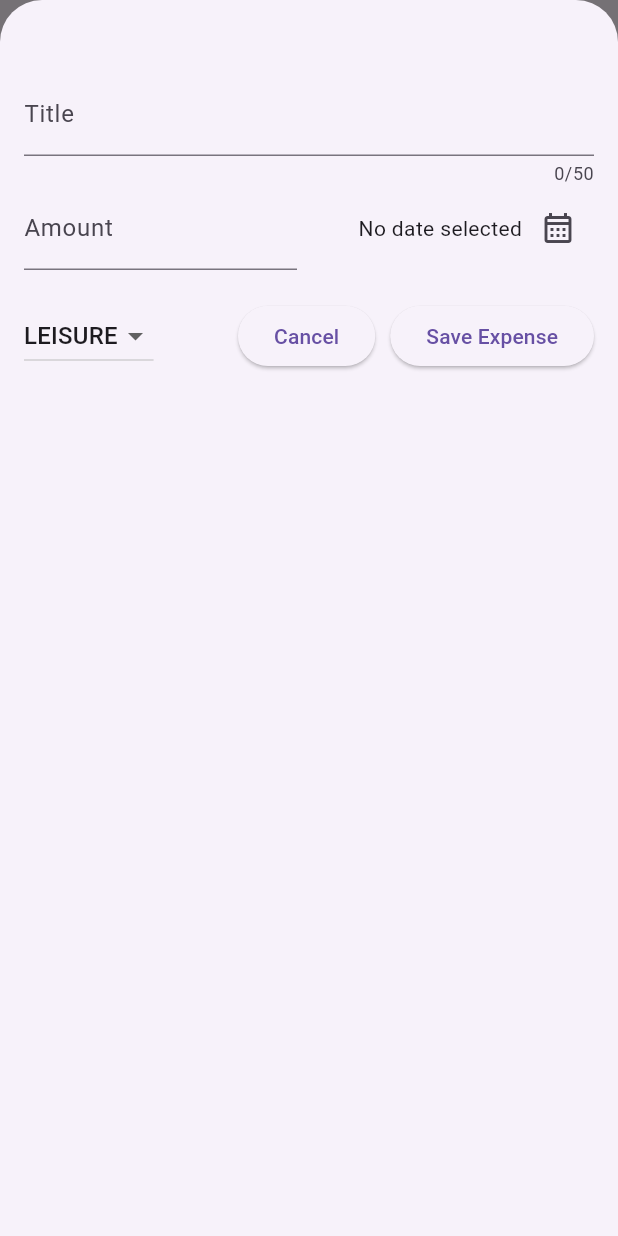
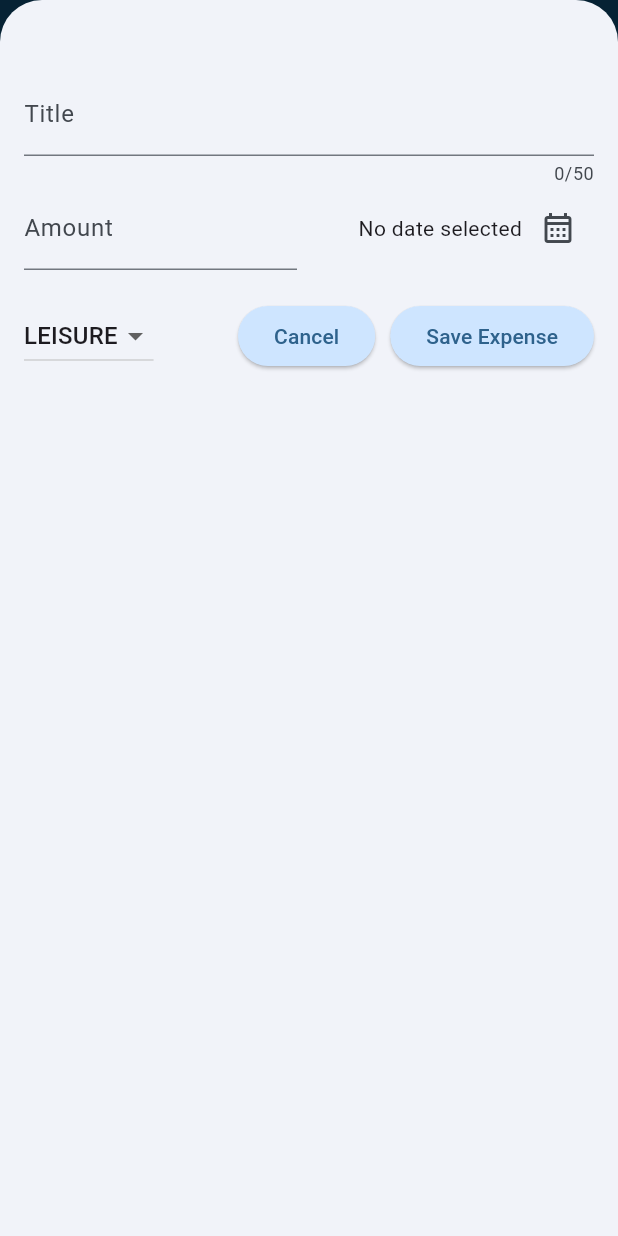
Before and after one commit to jyroball/MobileProjects, a Flutter app: the screen it shows after launch, after a tap on the "add" icon, on a phone screen of 412 x 824 dp. Run offline on Flutter 3.47's test engine with Material 3 defaults, Android fonts, the phone set to English and light mode, and no system bars; our stand-ins replace google_fonts.

Commit message:
Added Theme Data

```diff
--- a/expense_tracker/lib/main.dart
+++ b/expense_tracker/lib/main.dart
@@ -1,10 +1,40 @@
 import 'package:flutter/material.dart';
 import 'package:expense_tracker/widgets/expenses.dart';
 
+// "k" Means its a global variable
+var kColorScheme = ColorScheme.fromSeed(seedColor: const Color.fromARGB(255, 1, 116, 179),);
+
 void main() {
   runApp(
-    const MaterialApp(
-      home: Expenses(),
+    MaterialApp(
+      theme: ThemeData().copyWith(
+        colorScheme: kColorScheme,
+        appBarTheme: AppBarTheme().copyWith(
+          backgroundColor: kColorScheme.onPrimaryContainer,
+          foregroundColor: kColorScheme.primaryContainer,
+        ),
+        cardTheme: CardTheme().copyWith(
+            color: kColorScheme.secondaryContainer,
+            margin: const EdgeInsets.symmetric(
+              horizontal: 16,
+              vertical: 8,
+            ),
+        ),
+        elevatedButtonTheme: ElevatedButtonThemeData(
+          style: ElevatedButton.styleFrom(
+            backgroundColor: kColorScheme.primaryContainer,
+          ),
+        ),
+        textTheme: ThemeData().textTheme.copyWith(
+          //Title bar at the top
+          titleLarge: TextStyle(
+            fontWeight: FontWeight.bold,
+            color: kColorScheme.onSecondaryContainer,
+            fontSize: 26,
+          ),
+        ),
+      ),
+      home: const Expenses(),
     )
   );
 }
--- a/expense_tracker/lib/widgets/expenses.dart
+++ b/expense_tracker/lib/widgets/expenses.dart
@@ -70,7 +70,7 @@ class _ExpensesState extends State<Expenses> {
   @override
   Widget build(BuildContext context) {
 
-    Widget mainContent = Center(child: Text('No expense found. Start adding some!'));
+    Widget mainContent = const Center(child: Text('No expense found. Start adding some!'));
 
     if(_registeredExpenses.isNotEmpty) {
       mainContent = ExpensesList(expenses: _registeredExpenses, onRemoveExpense: _removeExpense);
```
